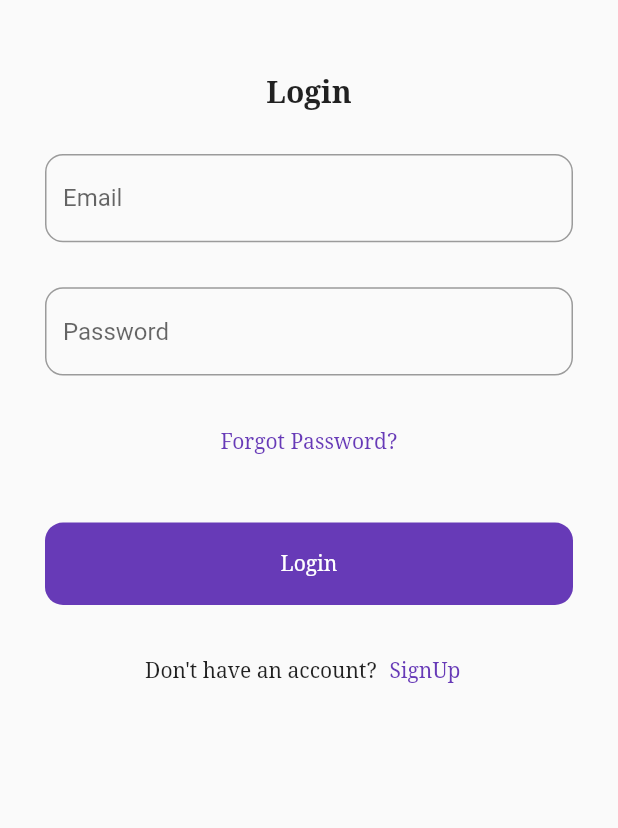
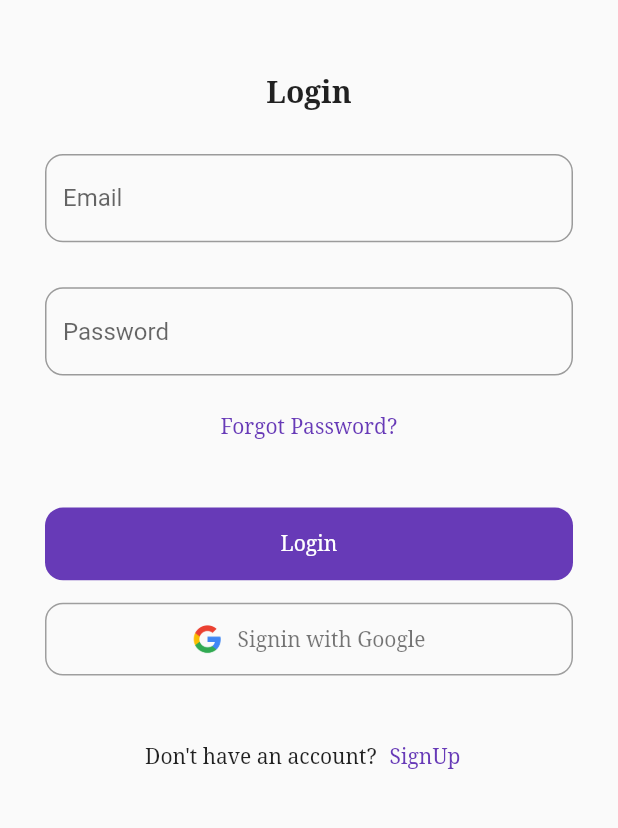
Before and after one commit to UI-Light/Chat_App, a Flutter app: the screen it shows after launch, on a phone screen of 412 x 824 dp, the part 314-1142 px from its top. Run offline on Flutter 3.47's test engine with Material 2 defaults, Android fonts, the phone set to English and light mode, and no system bars; our stand-ins replace firebase_auth, firebase_core, google_fonts, google_sign_in; accounts and stored records are empty; Roboto replaces fonts that are missing (Abel).

Commit message:
Implement SignIn with google

```diff
--- a/lib/services/auth_service.dart
+++ b/lib/services/auth_service.dart
@@ -0,0 +1,33 @@
+import 'package:firebase_auth/firebase_auth.dart';
+import 'package:google_sign_in/google_sign_in.dart';
+
+class AuthenticationService {
+  final FirebaseAuth firebaseAuth = FirebaseAuth.instance;
+  final GoogleSignIn googleSignIn = GoogleSignIn();
+
+  GoogleSignInAccount? _user;
+
+  GoogleSignInAccount get user => _user!;
+
+  //signin with google
+  Future googleLogin() async {
+    final googleUser = await googleSignIn.signIn();
+    if (googleUser == null) return;
+    _user = googleUser;
+
+    final googleAuth = await googleUser.authentication;
+
+    final credential = GoogleAuthProvider.credential(
+      accessToken: googleAuth.accessToken,
+      idToken: googleAuth.idToken,
+    );
+
+    await firebaseAuth.signInWithCredential(credential);
+  }
+
+  //signout
+  Future logOut() async {
+    await googleSignIn.disconnect();
+    firebaseAuth.signOut();
+  }
+}
--- /dev/null
+++ b/lib/views/shared/auth_wrapper.dart
@@ -0,0 +1,40 @@
+import 'package:chat_app2/services/auth_service.dart';
+import 'package:chat_app2/views/ui/home_screen.dart';
+import 'package:chat_app2/views/ui/login_screen.dart';
+import 'package:firebase_auth/firebase_auth.dart';
+import 'package:flutter/material.dart';
+
+//determines if the user is authenticated
+//listens for auth changes
+class AuthenticationWrapper extends StatefulWidget {
+  const AuthenticationWrapper({Key? key}) : super(key: key);
+
+  @override
+  State<AuthenticationWrapper> createState() => _AuthenticationWrapperState();
+}
+
+class _AuthenticationWrapperState extends State<AuthenticationWrapper> {
+  @override
+  Widget build(BuildContext context) {
+    return Scaffold(
+      body: StreamBuilder(
+        stream: FirebaseAuth.instance.authStateChanges(),
+        builder: (BuildContext context, snapshot) {
+          if (snapshot.connectionState == ConnectionState.waiting) {
+            return const Center(
+              child: CircularProgressIndicator(),
+            );
+          } else if (snapshot.hasError) {
+            return const Center(
+              child: Text('Something Went Wrong!'),
+            );
+          } else if (snapshot.hasData) {
+            return const HomeScreen();
+          } else {
+            return const LoginScreen();
+          }
+        },
+      ),
+    );
+  }
+}
--- a/lib/views/ui/login_screen.dart
+++ b/lib/views/ui/login_screen.dart
@@ -1,3 +1,4 @@
+import 'package:chat_app2/services/auth_service.dart';
 import 'package:flutter/material.dart';
 import 'package:google_fonts/google_fonts.dart';
 
@@ -9,6 +10,7 @@ class LoginScreen extends StatefulWidget {
 }
 
 class _LoginScreenState extends State<LoginScreen> {
+  AuthenticationService auth = AuthenticationService();
   final TextEditingController emailController = TextEditingController();
   final TextEditingController passwordController = TextEditingController();
   @override
@@ -108,7 +110,7 @@ class _LoginScreenState extends State<LoginScreen> {
                       ),
                     ),
                   ),
-                  const SizedBox(height: 20),
+                  const SizedBox(height: 10),
                   TextButton(
                     onPressed: () {},
                     child: Text(
@@ -125,7 +127,7 @@ class _LoginScreenState extends State<LoginScreen> {
                     //   password: passwordController.text.trim(),
                     // ),
                     child: Container(
-                      height: MediaQuery.of(context).size.height / 15,
+                      height: MediaQuery.of(context).size.height / 17,
                       width: MediaQuery.of(context).size.width / 1,
                       decoration: const BoxDecoration(
                         color: Colors.deepPurple,
@@ -141,7 +143,41 @@ class _LoginScreenState extends State<LoginScreen> {
                       ),
                     ),
                   ),
-                  const SizedBox(height: 20),
+                  const SizedBox(height: 15),
+                  GestureDetector(
+                    onTap: () => auth.googleLogin(),
+                    child: Container(
+                      height: MediaQuery.of(context).size.height / 17,
+                      width: MediaQuery.of(context).size.width / 1,
+                      decoration: BoxDecoration(
+                        //color: Colors.transparent,
+                        border: Border.all(color: Colors.grey),
+                        borderRadius:
+                            const BorderRadius.all(Radius.circular(12)),
+                      ),
+                      child: Center(
+                        child: Row(
+                          mainAxisAlignment: MainAxisAlignment.center,
+                          children: [
+                            Image.asset(
+                              'assets/google-icon.png',
+                              height: 20,
+                            ),
+                            const SizedBox(
+                              width: 10,
+                            ),
+                            Text(
+                              "Signin with Google",
+                              style: GoogleFonts.notoSerif(
+                                color: Colors.black54,
+                              ),
+                            ),
+                          ],
+                        ),
+                      ),
+                    ),
+                  ),
+                  const SizedBox(height: 30),
                   Row(
                     mainAxisAlignment: MainAxisAlignment.center,
                     children: [
--- a/lib/views/ui/splash_screen.dart
+++ b/lib/views/ui/splash_screen.dart
@@ -1,5 +1,6 @@
 import 'dart:async';
-import 'package:chat_app2/views/ui/login_screen.dart';
+//import 'package:chat_app2/views/ui/login_screen.dart';
+import 'package:chat_app2/views/shared/auth_wrapper.dart';
 import "package:flutter/material.dart";
 import 'package:google_fonts/google_fonts.dart';
 
@@ -20,7 +21,7 @@ class _SplashScreenState extends State<SplashScreen> {
         context,
         MaterialPageRoute(
           builder: ((context) {
-            return const LoginScreen();
+            return const AuthenticationWrapper();
           }),
         ),
       ),
--- a/pubspec.yaml
+++ b/pubspec.yaml
@@ -65,6 +65,7 @@ flutter:
   # To add assets to your application, add an assets section, like this:
   assets:
     - assets/saitama.jpg
+    - assets/google-icon.png
   #   - images/a_dot_ham.jpeg
 
   # An image asset can refer to one or more resolution-specific "variants", see
```
Also changed, not shown: lib/views/ui/chat_screen.dart (+4 -4 lines), lib/views/ui/home_screen.dart (+7 -18 lines), assets/google-icon.png (added).
